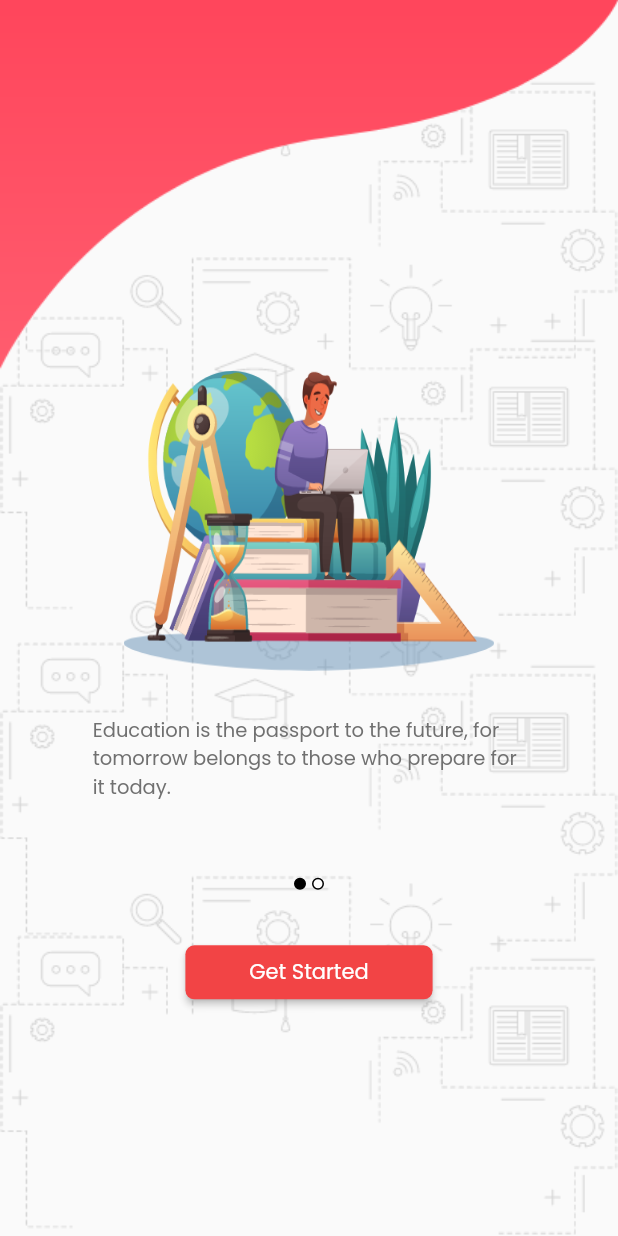
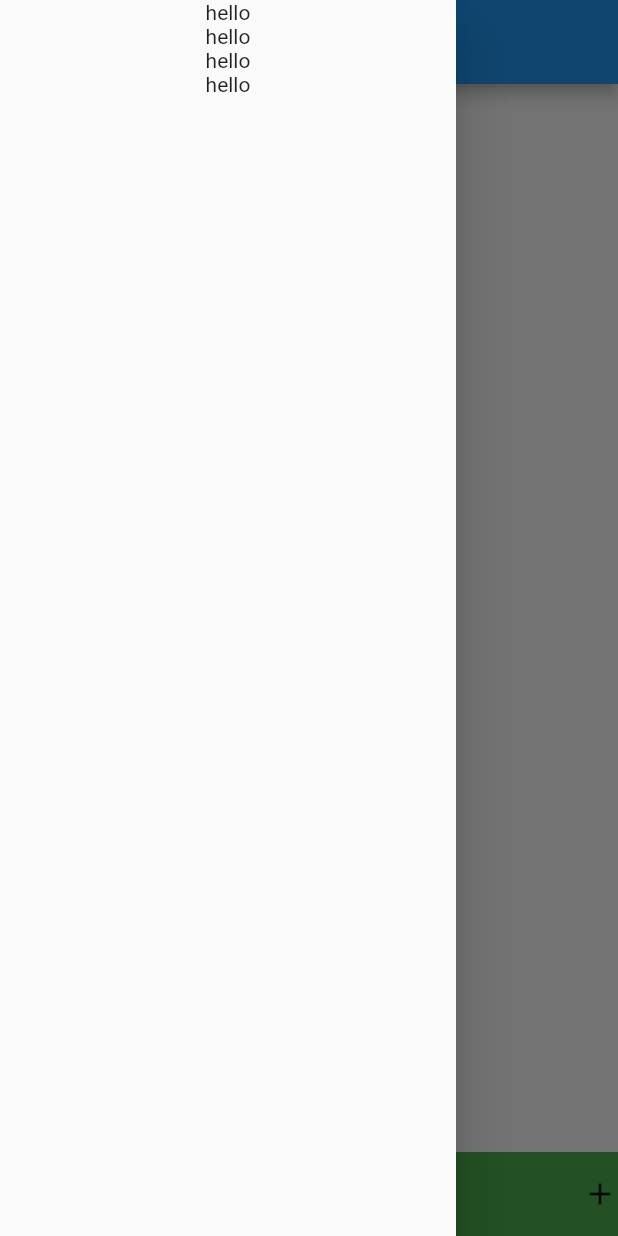
Before and after one commit to malathimahendran/Tution-Legend, a Flutter app: the screen it shows after launch, with the side drawer open (before the commit the screen has no drawer), on a phone screen of 412 x 824 dp. Run offline on Flutter 3.47's test engine with Material 2 defaults, Android fonts, the phone set to English and light mode, and no system bars; drawn by our look-alikes of carousel_slider; our stand-ins replace curved_navigation_bar, firebase_auth, firebase_core, firebase_messaging, flutter_svg, google_fonts and 7 more; missing offline and left inert: platform_device_id; accounts and stored records are empty.

Commit message:
added at 15:04 on 25/10/2021

```diff
--- /dev/null
+++ b/lib/TESTING ONLY/drawer_page.dart
@@ -0,0 +1,22 @@
+import 'package:flutter/material.dart';
+
+class DrawerPage extends StatefulWidget {
+  @override
+  _DrawerPageState createState() => _DrawerPageState();
+}
+
+class _DrawerPageState extends State<DrawerPage> {
+  @override
+  Widget build(BuildContext context) {
+    return Drawer(
+      child: Column(
+        children: [
+          Text('hello'),
+          Text('hello'),
+          Text('hello'),
+          Text('hello'),
+        ],
+      ),
+    );
+  }
+}
--- /dev/null
+++ b/lib/TESTING ONLY/test_one.dart
@@ -0,0 +1,43 @@
+import 'package:flutter/material.dart';
+
+import 'drawer_page.dart';
+
+class TestOne extends StatefulWidget {
+  @override
+  _TestOneState createState() => _TestOneState();
+}
+
+class _TestOneState extends State<TestOne> {
+  final scaffoldKey = GlobalKey<ScaffoldState>();
+  @override
+  Widget build(BuildContext context) {
+    return Scaffold(
+        appBar: AppBar(
+          title: Text('Test One'),
+        ),
+        key: scaffoldKey,
+        drawer: DrawerPage(),
+        bottomNavigationBar: Container(
+          height: 56.0,
+          color: Colors.green,
+          child: Row(
+            mainAxisAlignment: MainAxisAlignment.spaceBetween,
+            children: [
+              Icon(Icons.add),
+              Icon(Icons.add),
+              Icon(Icons.add),
+            ],
+          ),
+        ),
+        body: Container(
+          child: Center(
+            child: ElevatedButton(
+              child: Text('click'),
+              onPressed: () {
+                scaffoldKey.currentState!.openDrawer();
+              },
+            ),
+          ),
+        ));
+  }
+}
--- a/lib/main.dart
+++ b/lib/main.dart
@@ -3,6 +3,7 @@ import 'package:flutter/material.dart';
 import 'package:flutter/services.dart';
 import 'package:tutionmaster/HomePage/homescreen.dart';
 import 'package:tutionmaster/SplashScreen/splashscreen.dart';
+import 'package:tutionmaster/TESTING%20ONLY/test_one.dart';
 
 import 'HomePage/try.dart';
 import 'Login/loginpage.dart';
@@ -43,17 +44,17 @@ class MyApp extends StatelessWidget {
         // is not restarted.
         primarySwatch: Colors.blue,
       ),
-      // home: SplashScreen(),
-      initialRoute: 'splashscreen',
-      routes: {
-        'splashscreen': (context) => SplashScreen(),
-        'carosalSlider': (context) => Carosel(),
-        'loginpage': (context) => LoginPage(),
-        'startlearning': (context) => StartLearning(),
-        'registerpage': (context) => Register(),
-        'homescreen': (context) => HomeScreen(),
-        'profile': (context) => Profile()
-      },
+      home: TestOne(),
+      // initialRoute: 'splashscreen',
+      // routes: {
+      //   'splashscreen': (context) => SplashScreen(),
+      //   'carosalSlider': (context) => Carosel(),
+      //   'loginpage': (context) => LoginPage(),
+      //   'startlearning': (context) => StartLearning(),
+      //   'registerpage': (context) => Register(),
+      //   'homescreen': (context) => HomeScreen(),
+      //   'profile': (context) => Profile()
+      // },
     );
   }
 }
```
Also changed, not shown: lib/HomePage/homescreen.dart (+84 -27 lines).
